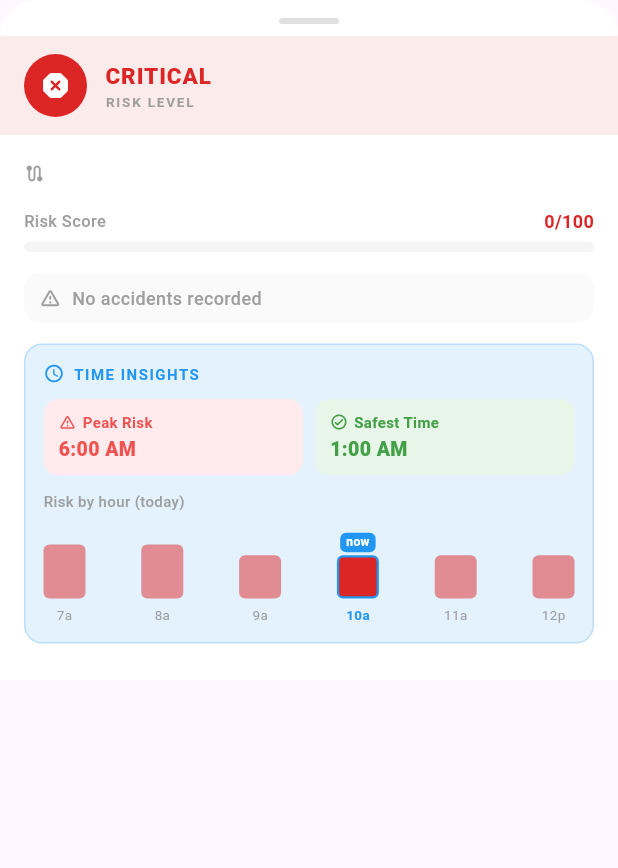
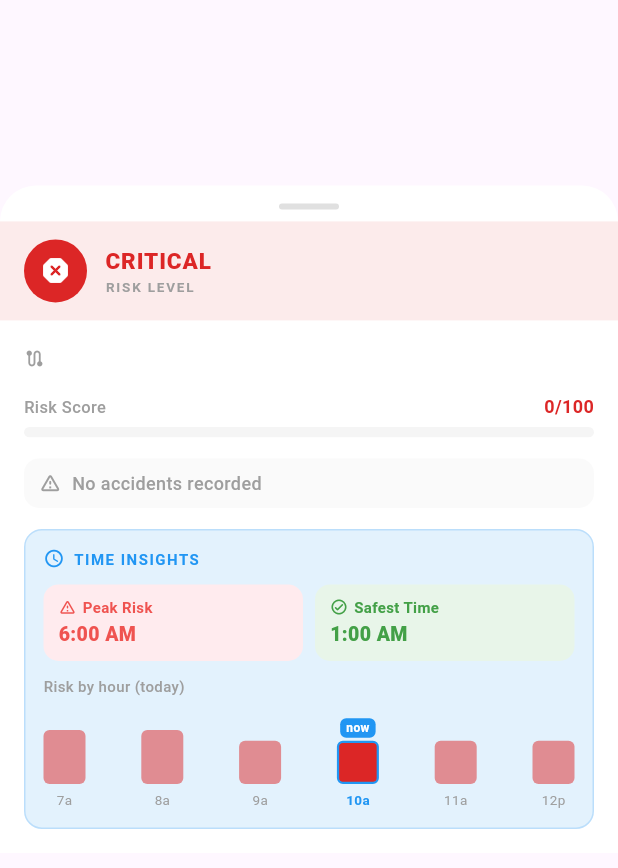
Before and after one commit to eaaaarl/EyeSOS, a Flutter app: the RoadRiskBottomSheet widget shown alone on an empty page, opened directly with empty values, on a phone screen of 412 x 824 dp. Shown: the top 868 px of the screen. Run offline on Flutter 3.47's test engine with Material 3 defaults, Android fonts, the phone set to English and light mode, and no system bars; our stand-ins replace animated_text_kit, bloc, cached_network_image, camera, curved_navigation_bar, equatable and 20 more; accounts and stored records are empty; network calls fail.

Commit message:
feat: bottom sheet fix content no draggable

```diff
--- a/lib/features/root/widgets/map/road_risk_bottom_sheet.dart
+++ b/lib/features/root/widgets/map/road_risk_bottom_sheet.dart
@@ -13,18 +13,14 @@ class RoadRiskBottomSheet extends StatelessWidget {
     final scoreFraction = (road.riskScore / 100).clamp(0.0, 1.0);
     final bottomPadding = MediaQuery.of(context).padding.bottom;
 
-    return DraggableScrollableSheet(
-      expand: false,
-      initialChildSize: 0.55,
-      minChildSize: 0.4,
-      maxChildSize: 0.9,
-      builder: (_, scrollController) => Container(
+    return Padding(
+      padding: EdgeInsets.only(top: MediaQuery.of(context).size.height * 0.15),
+      child: Container(
         decoration: const BoxDecoration(
           color: Colors.white,
           borderRadius: BorderRadius.vertical(top: Radius.circular(24)),
         ),
         child: SingleChildScrollView(
-          controller: scrollController,
           child: Column(
             mainAxisSize: MainAxisSize.min,
             crossAxisAlignment: CrossAxisAlignment.start,
@@ -283,6 +279,8 @@ class RoadRiskBottomSheet extends StatelessWidget {
   }
 }
 
+// ── Time Chip ──────────────────────────────────────────────────────────────────
+
 class _TimeChip extends StatelessWidget {
   final IconData icon;
   final String label;
@@ -337,6 +335,8 @@ class _TimeChip extends StatelessWidget {
     );
   }
 }
+
+// ── Hourly Risk Bar ────────────────────────────────────────────────────────────
 
 class _HourlyRiskBar extends StatelessWidget {
   final RoadSegment road;
```
